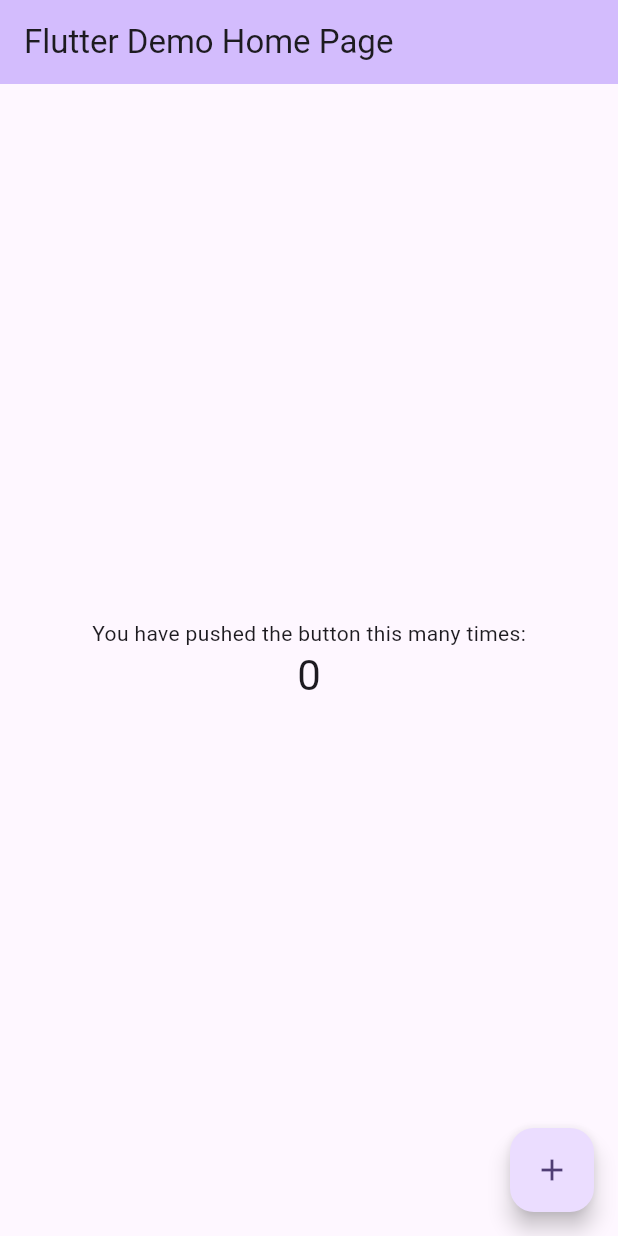
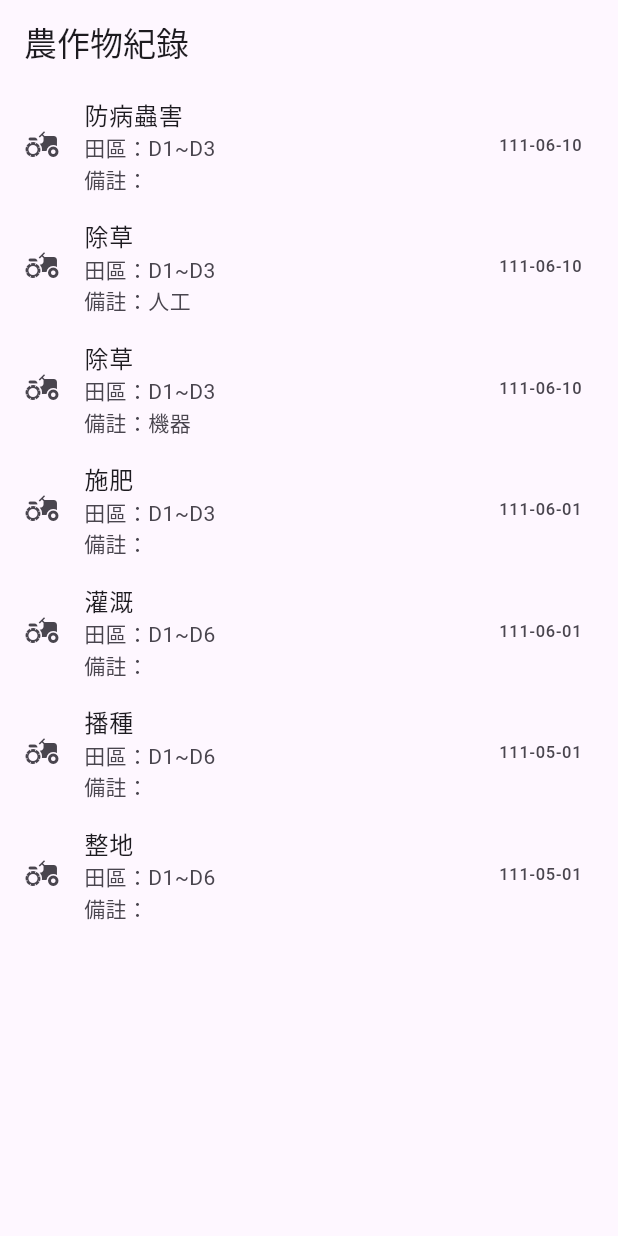
Before and after one commit to duck0000627/no.15_flutter, a Flutter app: the screen it shows after launch, on a phone screen of 412 x 824 dp. Run offline on Flutter 3.47's test engine with Material 3 defaults, Android fonts, the phone set to English and light mode, and no system bars.

Commit message:
建立主畫面表格格式+範例檔案

```diff
--- a/lib/main.dart
+++ b/lib/main.dart
@@ -1,4 +1,5 @@
 import 'package:flutter/material.dart';
+import 'screens/home/home_screen.dart';
 
 void main() {
   runApp(const MyApp());
@@ -10,61 +11,11 @@ class MyApp extends StatelessWidget {
   @override
   Widget build(BuildContext context) {
     return MaterialApp(
-      title: 'Flutter Demo',
+      title: '農作物紀錄APP',
       theme: ThemeData(
         colorScheme: ColorScheme.fromSeed(seedColor: Colors.deepPurple),
       ),
-      home: const MyHomePage(title: 'Flutter Demo Home Page'),
+      home: const HomeScreen(),
     );
   }
 }
-
-class MyHomePage extends StatefulWidget {
-  const MyHomePage({super.key, required this.title});
-
-  final String title;
-
-  @override
-  State<MyHomePage> createState() => _MyHomePageState();
-}
-
-class _MyHomePageState extends State<MyHomePage> {
-  int _counter = 0;
-
-  void _incrementCounter() {
-    setState(() {
-      _counter++;
-    });
-  }
-
-  @override
-  Widget build(BuildContext context) {
-    return Scaffold(
-      appBar: AppBar(
-
-        backgroundColor: Theme.of(context).colorScheme.inversePrimary,
-
-        title: Text(widget.title),
-      ),
-      body: Center(
-
-        child: Column(
-
-          mainAxisAlignment: MainAxisAlignment.center,
-          children: <Widget>[
-            const Text('You have pushed the button this many times:'),
-            Text(
-              '$_counter',
-              style: Theme.of(context).textTheme.headlineMedium,
-            ),
-          ],
-        ),
-      ),
-      floatingActionButton: FloatingActionButton(
-        onPressed: _incrementCounter,
-        tooltip: 'Increment',
-        child: const Icon(Icons.add),
-      ), // This trailing comma makes auto-formatting nicer for build methods.
-    );
-  }
-}
--- /dev/null
+++ b/lib/screens/home/home_screen.dart
@@ -0,0 +1,35 @@
+import 'package:flutter/material.dart';
+
+class HomeScreen extends StatelessWidget{
+  const HomeScreen({super.key});
+
+  final  List<Map<String, String>> mockRecords = const [
+    {'date': '111-06-10', 'task': '防病蟲害', 'field': 'D1~D3', 'note': ''},
+    {'date': '111-06-10', 'task': '除草', 'field': 'D1~D3', 'note': '人工'},
+    {'date': '111-06-10', 'task': '除草', 'field': 'D1~D3', 'note': '機器'},
+    {'date': '111-06-01', 'task': '施肥', 'field': 'D1~D3', 'note': ''},
+    {'date': '111-06-01', 'task': '灌溉', 'field': 'D1~D6', 'note': ''},
+    {'date': '111-05-01', 'task': '播種', 'field': 'D1~D6', 'note': ''},
+    {'date': '111-05-01', 'task': '整地', 'field': 'D1~D6', 'note': ''},
+  ];
+
+  @override
+  Widget build(BuildContext context) {
+    return Scaffold(
+      appBar: AppBar(title: const Text('農作物紀錄'),),
+      body: ListView.builder(
+        itemCount: mockRecords.length,
+        itemBuilder: (context, index){
+          final record = mockRecords[index];
+          return ListTile(
+            leading: const Icon(Icons.agriculture),
+            title: Text(record['task']!),
+            subtitle: Text(
+                '田區：${record['field']}\n備註：${record['note']}'
+            ),
+            trailing: Text(record['date']!),
+          );
+        }),
+    );
+  }
+}
```
